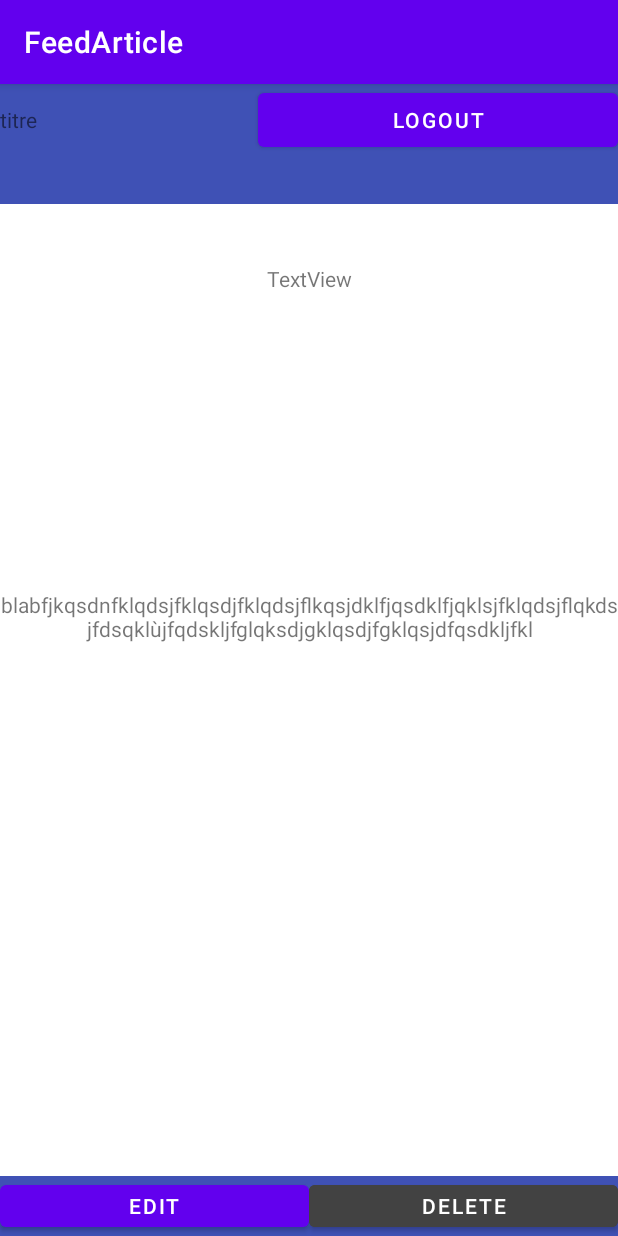
After one commit to zorgness/FeedArticle, an Android app: the DetailsActivity screen opened directly, with no data from a screen before it, on a phone screen of 412 x 824 dp. The commit adds this screen. Run offline under Robolectric (Android 15) with nearby library versions, the phone set to English and light mode, and no system bars.

Commit message:
add details activity

```diff
--- a/app/src/main/AndroidManifest.xml
+++ b/app/src/main/AndroidManifest.xml
@@ -14,8 +14,11 @@
         android:theme="@style/Theme.FeedArticle"
         tools:targetApi="31">
         <activity
+            android:name=".DetailsActivity"
+            android:exported="false" />
+        <activity
             android:name=".SplashActivity"
-            android:exported="true" >
+            android:exported="true">
             <intent-filter>
                 <action android:name="android.intent.action.MAIN" />
 
@@ -31,12 +34,9 @@
         <activity
             android:name=".CreateOrEditActivity"
             android:exported="false" />
-
         <activity
             android:name=".MainActivity"
-            android:exported="true">
-
-        </activity>
+            android:exported="true"></activity>
     </application>
 
 </manifest>
--- /dev/null
+++ b/app/src/main/java/com/example/feedarticle/DetailsActivity.kt
@@ -0,0 +1,11 @@
+package com.example.feedarticle
+
+import androidx.appcompat.app.AppCompatActivity
+import android.os.Bundle
+
+class DetailsActivity : AppCompatActivity() {
+    override fun onCreate(savedInstanceState: Bundle?) {
+        super.onCreate(savedInstanceState)
+        setContentView(R.layout.activity_details)
+    }
+}
--- /dev/null
+++ b/app/src/main/res/layout/activity_details.xml
@@ -0,0 +1,103 @@
+<?xml version="1.0" encoding="utf-8"?>
+<androidx.constraintlayout.widget.ConstraintLayout xmlns:android="http://schemas.android.com/apk/res/android"
+    xmlns:app="http://schemas.android.com/apk/res-auto"
+    xmlns:tools="http://schemas.android.com/tools"
+    android:layout_width="match_parent"
+    android:layout_height="match_parent"
+    tools:context=".DetailsActivity">
+
+
+    <LinearLayout
+        android:id="@+id/lin_layout_header"
+        android:layout_width="match_parent"
+        android:layout_height="80dp"
+        android:background="#3F51B5"
+        android:orientation="horizontal"
+        app:layout_constraintEnd_toEndOf="parent"
+        app:layout_constraintStart_toStartOf="parent"
+        app:layout_constraintTop_toTopOf="parent">
+
+
+        <TextView
+            android:id="@+id/tv_title_article_details"
+            android:layout_width="wrap_content"
+            android:layout_height="wrap_content"
+            android:layout_weight="1"
+            android:text="titre" />
+
+
+        <Button
+            android:id="@+id/btn_logout"
+            android:layout_width="wrap_content"
+            android:layout_height="wrap_content"
+            android:layout_weight="1"
+            android:text="@string/logout" />
+
+    </LinearLayout>
+
+
+    <LinearLayout
+        android:id="@+id/lin_layout_middle"
+        android:layout_width="match_parent"
+        android:layout_height="match_parent"
+        android:layout_marginTop="120dp"
+        android:orientation="vertical"
+        app:layout_constraintBottom_toTopOf="@+id/lin_layout_bottom"
+        app:layout_constraintEnd_toEndOf="parent"
+        app:layout_constraintStart_toStartOf="parent"
+        app:layout_constraintTop_toBottomOf="@+id/lin_layout_header">
+
+        <TextView
+            android:id="@+id/textView4"
+            android:layout_width="match_parent"
+            android:layout_height="wrap_content"
+            android:text="TextView"
+            android:textAlignment="center"/>
+
+        <ImageView
+            android:id="@+id/imageView3"
+            android:layout_width="300dp"
+            android:layout_height="150dp"
+            android:layout_marginTop="16dp"
+            tools:srcCompat="@tools:sample/backgrounds/scenic" />
+
+        <TextView
+            android:id="@+id/textView5"
+            android:layout_width="match_parent"
+            android:layout_height="wrap_content"
+            android:layout_marginTop="32dp"
+            android:textAlignment="center"
+            android:text="blabfjkqsdnfklqdsjfklqsdjfklqdsjflkqsjdklfjqsdklfjqklsjfklqdsjflqkdsjfdsqklùjfqdskljfglqksdjgklqsdjfgklqsjdfqsdkljfkl" />
+
+
+    </LinearLayout>
+
+
+    <LinearLayout
+        android:id="@+id/lin_layout_bottom"
+        android:layout_width="match_parent"
+        android:layout_height="40dp"
+        android:background="#3F51B5"
+        android:orientation="horizontal"
+        app:layout_constraintBottom_toBottomOf="parent"
+        app:layout_constraintEnd_toEndOf="parent"
+        app:layout_constraintStart_toStartOf="parent">
+
+        <Button
+            android:id="@+id/btn_edit_article"
+            android:layout_width="0dp"
+            android:layout_height="match_parent"
+            android:layout_weight="1"
+            android:text="@string/edit" />
+
+        <Button
+            android:id="@+id/btn_delete_article"
+            android:layout_width="0dp"
+            android:layout_height="wrap_content"
+            android:layout_weight="1"
+            android:backgroundTint="@color/cardview_dark_background"
+            android:text="@string/delete" />
+    </LinearLayout>
+
+
+</androidx.constraintlayout.widget.ConstraintLayout>
--- a/app/src/main/res/values/strings.xml
+++ b/app/src/main/res/values/strings.xml
@@ -14,4 +14,6 @@
     <string name="add_new_article">add new article</string>
     <string name="welcome">Welcome</string>
     <string name="logout">logout</string>
+    <string name="edit">edit</string>
+    <string name="delete">delete</string>
 </resources>
```
